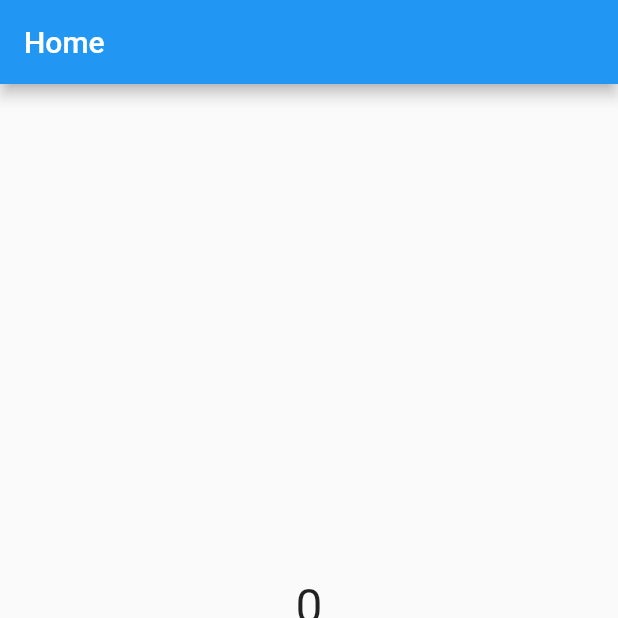
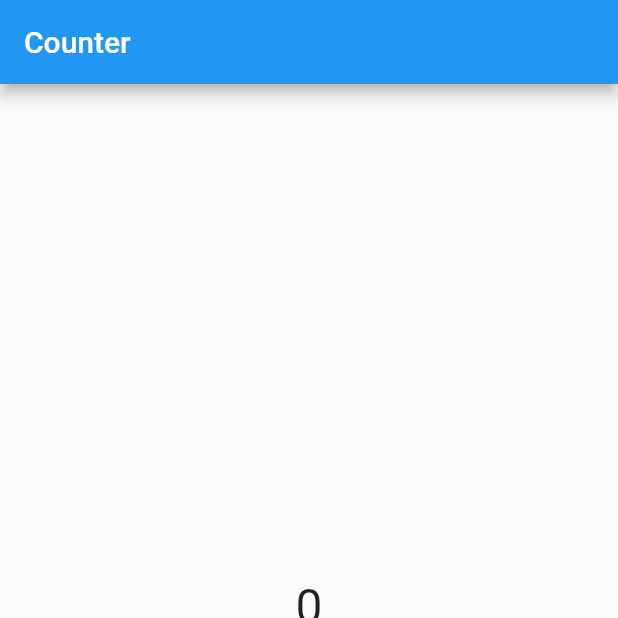
Before and after one commit to devnizamuddin/everything_about_flutter_bloc, a Flutter app: the screen it shows after launch, on a phone screen of 412 x 824 dp, the top half of it. Run offline on Flutter 3.47's test engine with Material 2 defaults, Android fonts, the light colour scheme and no system bars; our stand-ins replace equatable, flutter_bloc.

Commit message:
home to count

```diff
--- a/lib/main.dart
+++ b/lib/main.dart
@@ -1,8 +1,8 @@
-import 'package:everything_about_flutter_bloc/modules/home/cubit/counter_cubit.dart';
+import 'modules/counter/cubit/counter_cubit.dart';
 import 'package:flutter/material.dart';
 import 'package:flutter_bloc/flutter_bloc.dart';
 
-import 'modules/home/view/home_view.dart';
+import 'modules/counter/view/counter_view.dart';
 
 void main() {
   runApp(const MyApp());
@@ -20,7 +20,7 @@ class MyApp extends StatelessWidget {
         theme: ThemeData(
           primarySwatch: Colors.blue,
         ),
-        home: const HomeView(),
+        home: const CounterView(),
       ),
     );
   }
--- a/lib/modules/home/view/home_view.dart
+++ b/lib/modules/counter/view/counter_view.dart
@@ -1,17 +1,18 @@
-import 'package:everything_about_flutter_bloc/modules/home/cubit/counter_cubit.dart';
-import 'package:everything_about_flutter_bloc/modules/home/cubit/counter_cubit_state.dart';
 import 'package:flutter/material.dart';
 import 'package:flutter_bloc/flutter_bloc.dart';
 
-class HomeView extends StatelessWidget {
-  const HomeView({super.key});
+import '../cubit/counter_cubit.dart';
+import '../cubit/counter_cubit_state.dart';
+
+class CounterView extends StatelessWidget {
+  const CounterView({super.key});
 
   @override
   Widget build(BuildContext context) {
     const textStyle = TextStyle(fontSize: 32);
     return Scaffold(
       appBar: AppBar(
-        title: const Text('Home'),
+        title: const Text('Counter'),
       ),
       body: Column(
         mainAxisAlignment: MainAxisAlignment.center,
```
Also changed, not shown: lib/modules/counter/cubit/counter_cubit.dart (renamed from lib/modules/home/cubit/counter_cubit.dart), lib/modules/counter/cubit/counter_cubit_state.dart (renamed from lib/modules/home/cubit/counter_cubit_state.dart).
